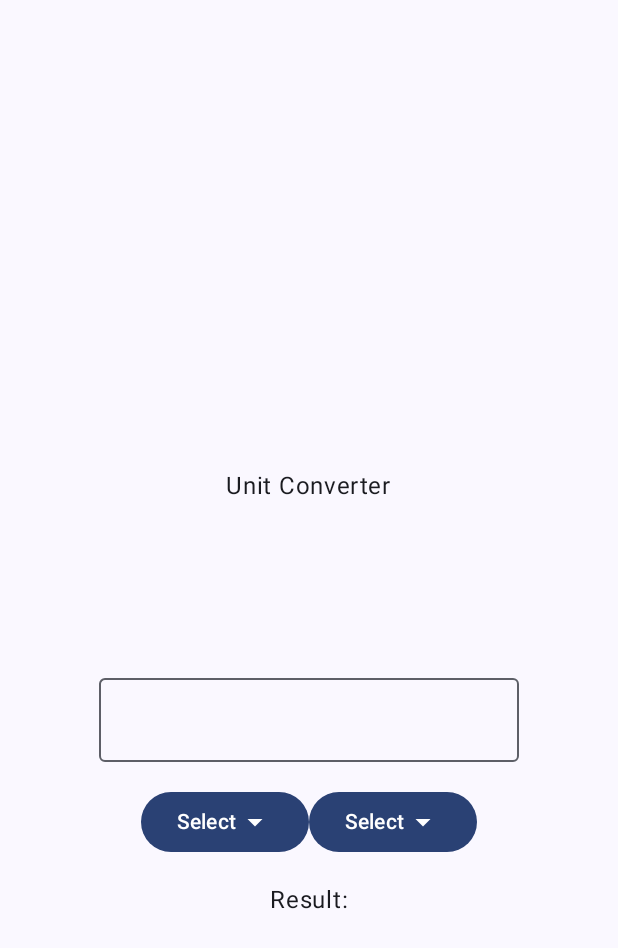
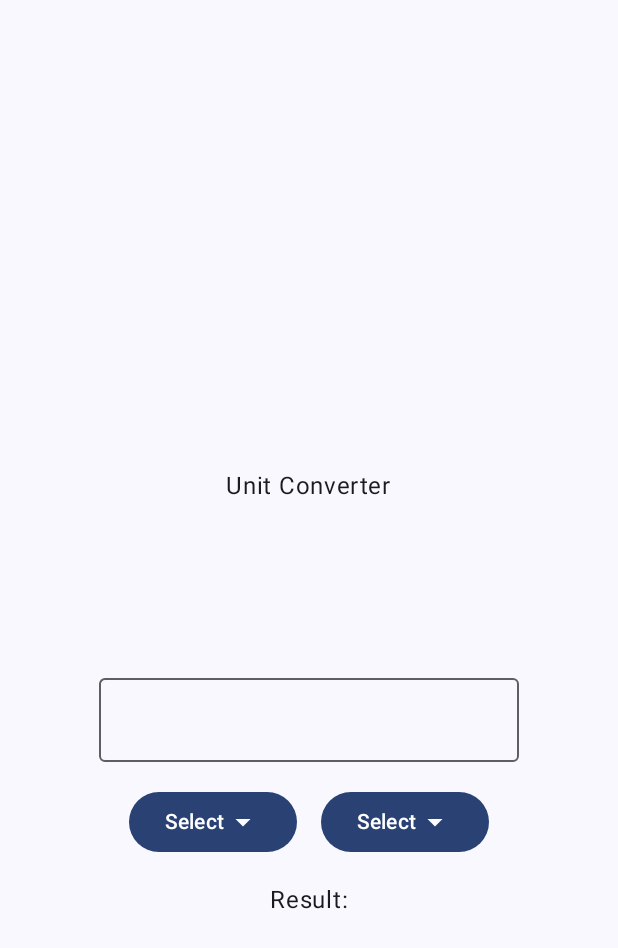
Before and after one commit to KimKyungWon0519/AndroidStudy, an Android app built with Jetpack Compose: the screen it shows after launch (MainActivity), on a phone screen of 412 x 824 dp. Shown: the top 948 px of the screen. Run offline under Robolectric (Android 15) with nearby library versions, the phone set to English and light mode, and no system bars.

Commit message:
단위 변환기 - 마무리

```diff
--- a/UnitConverter/app/src/main/java/com/example/unitconverter/MainActivity.kt
+++ b/UnitConverter/app/src/main/java/com/example/unitconverter/MainActivity.kt
@@ -12,9 +12,12 @@ import androidx.compose.foundation.layout.Spacer
 import androidx.compose.foundation.layout.fillMaxSize
 import androidx.compose.foundation.layout.height
 import androidx.compose.foundation.layout.padding
+import androidx.compose.foundation.layout.width
 import androidx.compose.material.icons.Icons
 import androidx.compose.material.icons.filled.ArrowDropDown
 import androidx.compose.material3.Button
+import androidx.compose.material3.DropdownMenu
+import androidx.compose.material3.DropdownMenuItem
 import androidx.compose.material3.Icon
 import androidx.compose.material3.MaterialTheme
 import androidx.compose.material3.OutlinedTextField
@@ -47,11 +50,11 @@ class MainActivity : ComponentActivity() {
 
 @Composable
 fun UnitConverter() {
-    Column (
+    Column(
         modifier = Modifier.fillMaxSize(),
         verticalArrangement = Arrangement.Center,
         horizontalAlignment = Alignment.CenterHorizontally
-    ){
+    ) {
         Text(text = "Unit Converter", modifier = Modifier.padding(100.dp))
         Spacer(modifier = Modifier.height(16.dp))
         OutlinedTextField(value = "", onValueChange = {})
@@ -62,7 +65,14 @@ fun UnitConverter() {
                     Text(text = "Select")
                     Icon(Icons.Default.ArrowDropDown, contentDescription = "Arrow Down")
                 }
+                DropdownMenu(expanded = false, onDismissRequest = { /*TODO*/ }) {
+                    DropdownMenuItem(text = { Text(text = "Centimeters") }, onClick = { /*TODO*/ })
+                    DropdownMenuItem(text = { Text(text = "Meters") }, onClick = { /*TODO*/ })
+                    DropdownMenuItem(text = { Text(text = "Feet") }, onClick = { /*TODO*/ })
+                    DropdownMenuItem(text = { Text(text = "Milimeters") }, onClick = { /*TODO*/ })
+                }
             }
+            Spacer(modifier = Modifier.width(16.dp))
             Box {
                 Button(onClick = { /*TODO*/ }) {
                     Text(text = "Select")
```
